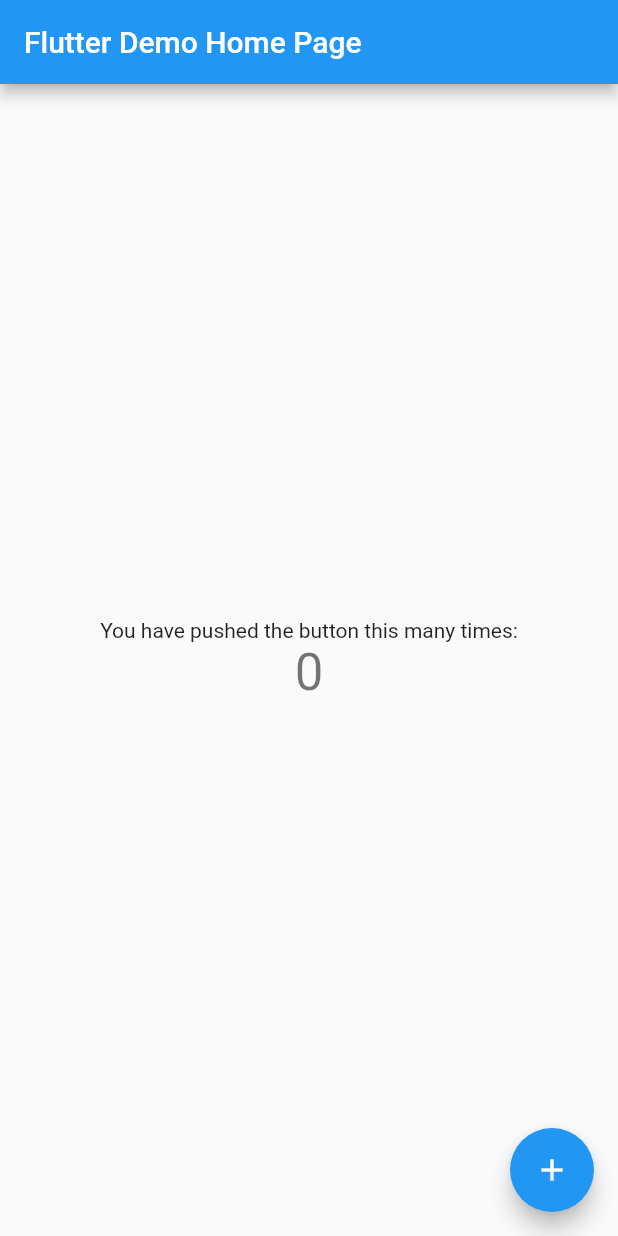
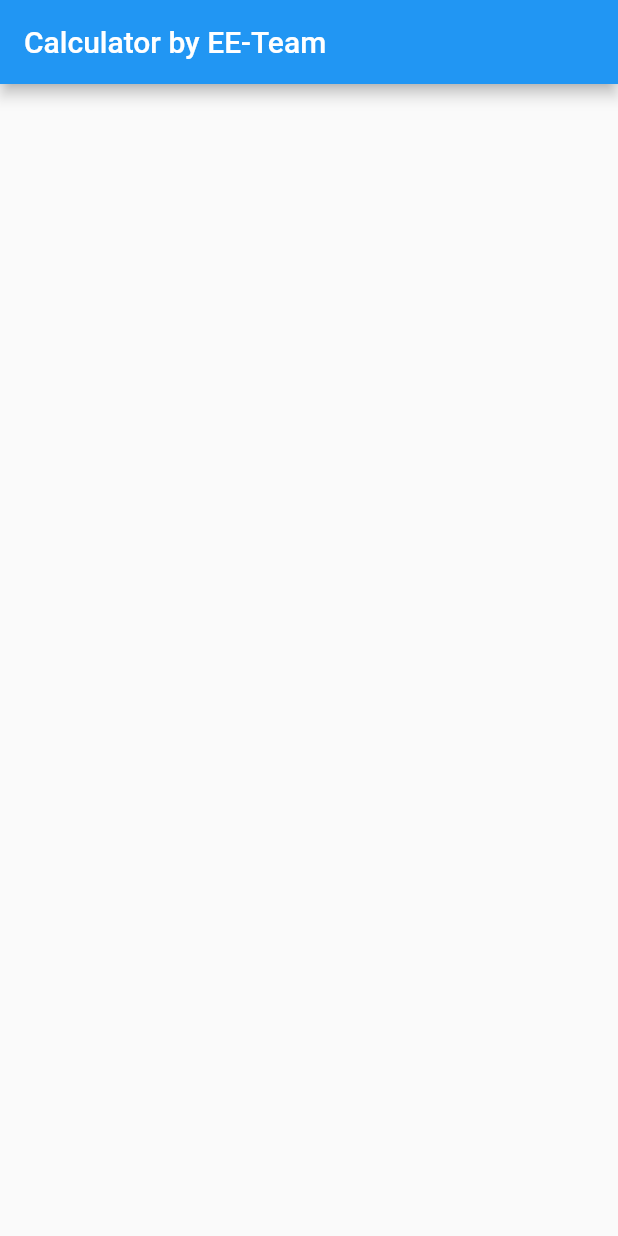
Before and after one commit to pienokainen/EE-calculator, a Flutter app: the screen it shows after launch, on a phone screen of 412 x 824 dp. Run offline on Flutter 3.47's test engine with Material 2 defaults, Android fonts, the phone set to English and light mode, and no system bars.

Commit message:
cleared the default build

```diff
--- a/lib/main.dart
+++ b/lib/main.dart
@@ -9,7 +9,7 @@ class MyApp extends StatelessWidget {
   @override
   Widget build(BuildContext context) {
     return MaterialApp(
-      title: 'Flutter Demo',
+      title: 'EECalculator',
       theme: ThemeData(
         // This is the theme of your application.
         //
@@ -22,7 +22,7 @@ class MyApp extends StatelessWidget {
         // is not restarted.
         primarySwatch: Colors.blue,
       ),
-      home: MyHomePage(title: 'Flutter Demo Home Page'),
+      home: MyHomePage(title: 'Calculator by EE-Team'),
     );
   }
 }
@@ -46,19 +46,6 @@ class MyHomePage extends StatefulWidget {
 }
 
 class _MyHomePageState extends State<MyHomePage> {
-  int _counter = 0;
-
-  void _incrementCounter() {
-    setState(() {
-      // This call to setState tells the Flutter framework that something has
-      // changed in this State, which causes it to rerun the build method below
-      // so that the display can reflect the updated values. If we changed
-      // _counter without calling setState(), then the build method would not be
-      // called again, and so nothing would appear to happen.
-      _counter++;
-    });
-  }
-
   @override
   Widget build(BuildContext context) {
     // This method is rerun every time setState is called, for instance as done
@@ -93,21 +80,9 @@ class _MyHomePageState extends State<MyHomePage> {
           // horizontal).
           mainAxisAlignment: MainAxisAlignment.center,
           children: <Widget>[
-            Text(
-              'You have pushed the button this many times:',
-            ),
-            Text(
-              '$_counter',
-              style: Theme.of(context).textTheme.headline4,
-            ),
           ],
         ),
       ),
-      floatingActionButton: FloatingActionButton(
-        onPressed: _incrementCounter,
-        tooltip: 'Increment',
-        child: Icon(Icons.add),
-      ), // This trailing comma makes auto-formatting nicer for build methods.
     );
   }
 }
```
